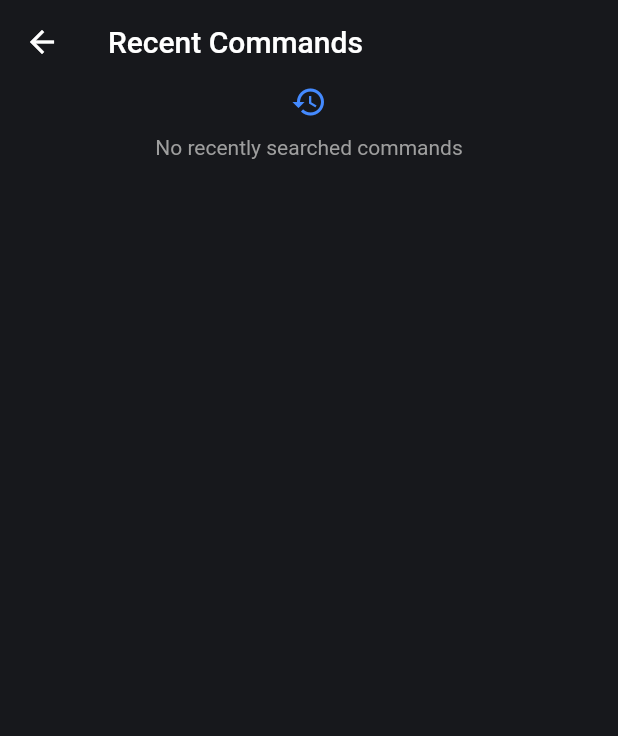
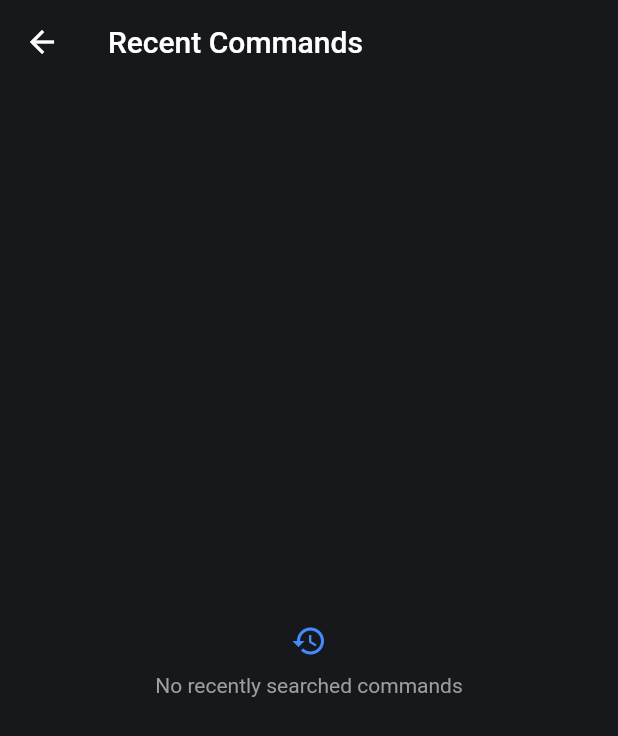
Before and after one commit to techno-disaster/tldr-flutter, a Flutter app: the RecentsSreen screen opened by its route, on a phone screen of 412 x 824 dp. Shown: the top 736 px of the screen. Run offline on Flutter 3.47's test engine with Material 2 defaults, Android fonts, the phone set to English and light mode, and no system bars; our stand-ins replace animated_text_kit, bloc, equatable, flare_flutter, flutter_bloc, flutter_typeahead and 2 more; missing offline and left inert: markdown_widget; accounts and stored records are empty; network calls fail.

Commit message:
update appURL
fastlane soon, uploading manually for now

```diff
--- a/lib/remote/requests.dart
+++ b/lib/remote/requests.dart
@@ -7,7 +7,7 @@ class TldrBackend {
   Future<Map<String, dynamic>> commands() async {
     final Uri commandsUrl = Uri.https(
       'raw.githubusercontent.com',
-      '/Techno-Disaster/tldr/master/tldrdict/static/commands.txt',
+      '/Techno-Disaster/tldr-flutter/master/tldrdict/static/commands.txt',
     ); // its useless don't waste your time
     Map<String, dynamic> data = {};
     try {
--- a/lib/screens/favorites_screen.dart
+++ b/lib/screens/favorites_screen.dart
@@ -28,6 +28,7 @@ class FavoritesScreen extends StatelessWidget {
                 )
               : Center(
                   child: Column(
+                    mainAxisAlignment: MainAxisAlignment.center,
                     children: [
                       Icon(
                         Icons.code,
--- a/lib/screens/recents_screen.dart
+++ b/lib/screens/recents_screen.dart
@@ -28,6 +28,7 @@ class RecentsSreen extends StatelessWidget {
                 )
               : Center(
                   child: Column(
+                    mainAxisAlignment: MainAxisAlignment.center,
                     children: [
                       Icon(
                         Icons.history,
--- a/lib/utils/constants.dart
+++ b/lib/utils/constants.dart
@@ -16,7 +16,7 @@ final String flareURL =
     "https://flare.rive.app/a/cvl/files/flare/site-animaton/embed";
 
 final String iconURL = "https://github.com/tldr-pages";
-final String appURL = "https://github.com/Techno-Disaster";
+final String appURL = "https://github.com/Techno-Disaster/tldr-flutter";
 
 final String baseURL = "https://github.com/tldr-pages/tldr/blob/master/pages/";
 
```
Also changed, not shown: 1 other file.
